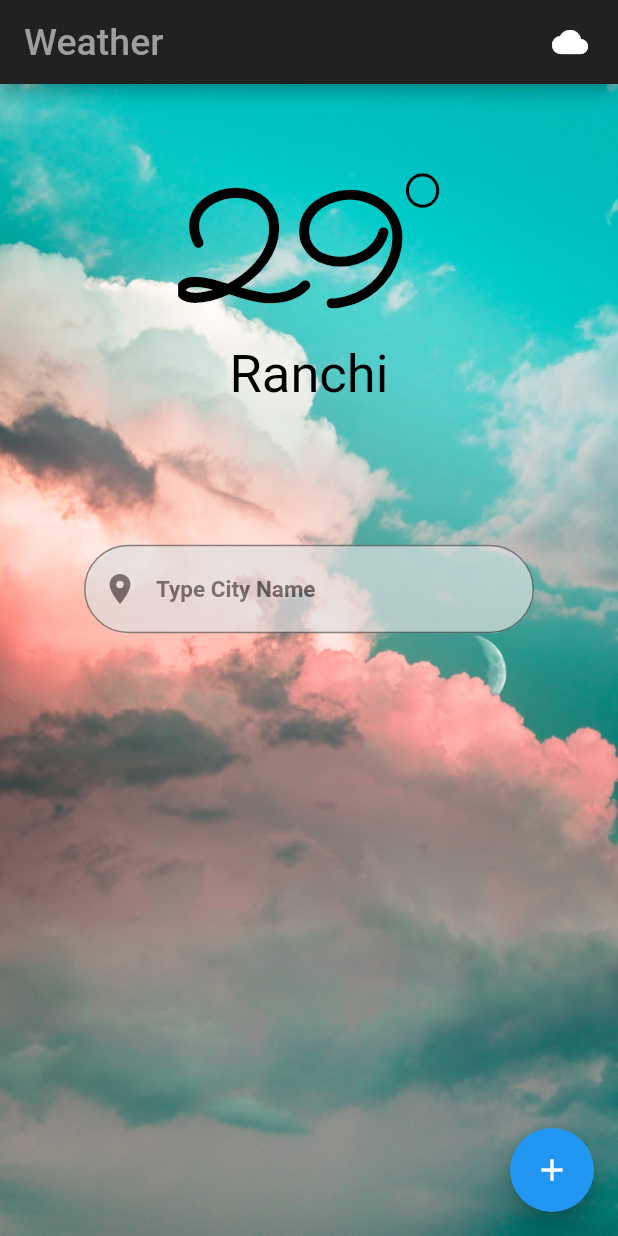
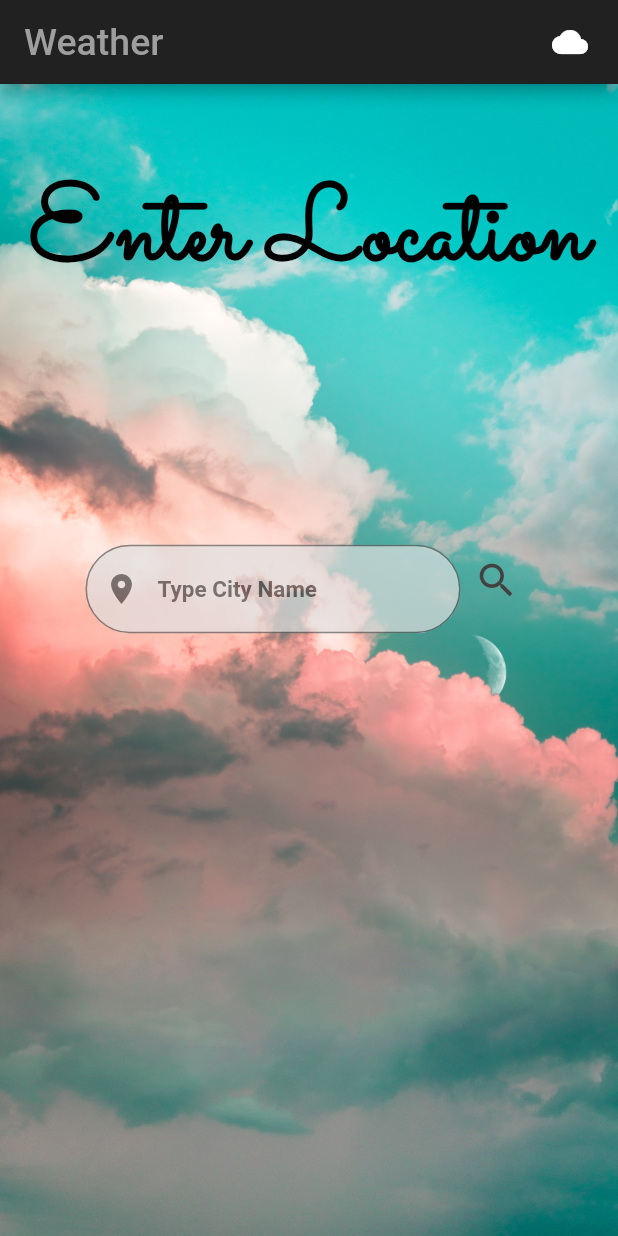
Before and after one commit to satyamkant/CloudBurst, a Flutter app: the screen it shows after launch, on a phone screen of 412 x 824 dp. Run offline on Flutter 3.47's test engine with Material 2 defaults, Android fonts, the phone set to English and light mode, and no system bars; our stand-ins replace flutter_spinkit; Roboto replaces fonts that are missing (Roboto-Light).

Commit message:
created the first weather app

```diff
--- a/lib/customwidgets.dart
+++ b/lib/customwidgets.dart
@@ -1,21 +1,58 @@
 // ignore_for_file: camel_case_types
 
 import 'package:flutter/material.dart';
+import 'package:CloudBurst/pages/loading.dart';
 
-class Custom_Search_Bar extends StatelessWidget {
-  const Custom_Search_Bar({
-    Key? key,
-  }) : super(key: key);
+class Custom_Search_Bar extends StatefulWidget {
+  String? incoming;
+  Custom_Search_Bar({required this.incoming});
+
+  @override
+  State<Custom_Search_Bar> createState() =>
+      _Custom_Search_BarState(str: incoming);
+}
+
+class _Custom_Search_BarState extends State<Custom_Search_Bar> {
+  String? str;
+  _Custom_Search_BarState({required this.str});
+
+  final TextEditingController _controller = TextEditingController();
+
+  // @override
+  // void initState() {
+  //   super.initState();
+  //   _controller.addListener(() {
+  //     final String text = _controller.text.toLowerCase();
+  //     _controller.value = _controller.value.copyWith(
+  //       text: text,
+  //       selection:
+  //           TextSelection(baseOffset: text.length, extentOffset: text.length),
+  //       composing: TextRange.empty,
+  //     );
+  //   });
+  // }
+
+  void dispose() {
+    // Clean up the controller when the widget is disposed.
+    _controller.dispose();
+    super.dispose();
+  }
 
   @override
   Widget build(BuildContext context) {
-    return SizedBox(
-      width: 300,
+    return Row(
+      mainAxisAlignment: MainAxisAlignment.center,
+      crossAxisAlignment: CrossAxisAlignment.start,
+      children: [
+        SizedBox(
+          width: 250,
+          height: 60,
           child: Opacity(
             opacity: 0.7,
             child: TextField(
+              controller: _controller,
               decoration: InputDecoration(
-            hintText: 'Type City Name',
+                hintText: str,
                 hintStyle: TextStyle(
                   color: Colors.grey[800],
                   fontSize: 15.0,
@@ -34,48 +71,31 @@ class Custom_Search_Bar extends StatelessWidget {
               ),
             ),
           ),
+        ),
+        IconButton(
+            onPressed: () {
+              //   Navigator.pushReplacementNamed(context, '/loading',
+              //       arguments: {myController});
+              // Navigator.push(
+              //     context, MaterialPageRoute(builder: (context) => Loading()));
+              // Navigator.pushReplacementNamed(
+              //   context,
+              //   '/loading',
+              // );
+
+              Navigator.pushReplacement(
+                  context,
+                  MaterialPageRoute(
+                      builder: (context) => Loading(
+                            incoming: _controller.text,
+                          )));
+            },
+            icon: Icon(
+              Icons.search,
+              size: 30,
+              color: Colors.grey[800],
+            ))
+      ],
     );
   }
 }
-
-class ScriptText extends StatelessWidget {
-  final TextStyle? normalTxtStyle;
-  final String? normalTxt;
-
-  final String? supTxt;
-  final TextStyle? supTxtStyle;
-  final Offset? supOffset;
-
-  ScriptText({
-    required this.normalTxt,
-    required this.supTxt,
-    this.normalTxtStyle,
-    this.supTxtStyle,
-    this.supOffset,
-  });
-
-  @override
-  Widget build(BuildContext context) {
-    return RichText(
-      text: TextSpan(
-        children: [
-          TextSpan(
-            text: normalTxt,
-            style: normalTxtStyle ??
-                const TextStyle(fontSize: 25, color: Colors.black),
-          ),
-          WidgetSpan(
-            child: Transform.translate(
-              offset: supOffset ?? const Offset(0.0, -8.0),
-              child: Text(
-                '$supTxt',
-                style: supTxtStyle ??
-                    const TextStyle(fontSize: 18, color: Colors.black),
-              ),
-            ),
-          ),
-        ],
-      ),
-    );
-  }
-}
--- a/lib/main.dart
+++ b/lib/main.dart
@@ -1,11 +1,13 @@
 import 'package:flutter/material.dart';
 import 'package:CloudBurst/pages/home.dart';
 import 'package:CloudBurst/pages/loading.dart';
+import 'package:CloudBurst/splash.dart';
 
 void main() => runApp(MaterialApp(
-      initialRoute: '/home',
+      initialRoute: '/splash',
       routes: {
         '/loading': (context) => Loading(),
+        '/splash': (context) => SplashScreen(),
         '/home': (context) => Home(),
       },
     ));
--- a/lib/pages/home.dart
+++ b/lib/pages/home.dart
@@ -8,18 +8,19 @@ class Home extends StatefulWidget {
 }
 
 class _HomeState extends State<Home> {
+  Map data = {};
+  Map tmp = {};
+
   @override
   Widget build(BuildContext context) {
+    data = (ModalRoute.of(context)!.settings.arguments == null)
+        ? tmp
+        : ModalRoute.of(context)!.settings.arguments as Map;
+
     return Scaffold(
       //to avoid resizing when keyboard opens...
       resizeToAvoidBottomInset: false,
       backgroundColor: Colors.grey[800],
-      floatingActionButton: FloatingActionButton(
-        onPressed: () {
-          Navigator.pushNamed(context, '/loading');
-        },
-        child: const Icon(Icons.add),
-      ),
 
       //app bar starts here...
       appBar: AppBar(
@@ -62,22 +63,46 @@ class _HomeState extends State<Home> {
                         flex: 2,
                         child: Container(
                           padding: const EdgeInsets.fromLTRB(0, 50, 0, 0),
-                          child: ScriptText(
-                            normalTxt: '29',
-                            normalTxtStyle: const TextStyle(
+                          child: Row(
+                            children: [
+                              Container(
+                                child: RichText(
+                                  text: TextSpan(
+                                    text: (data['temperature'] != 'Invalid' &&
+                                            data['temperature'] != null)
+                                        ? data['temperature']
+                                        : 'Enter Location',
+                                    style: const TextStyle(
                                       fontFamily: 'Sacramento',
-                              fontSize: 100,
+                                      fontSize: 70,
+                                      fontWeight: FontWeight.bold,
                                       color: Colors.black,
-                              fontWeight: FontWeight.bold,
                                     ),
-                            supTxt: '0',
-                            supOffset: const Offset(0, -50.0),
-                            supTxtStyle: const TextStyle(
+                                  ),
+                                ),
+                              ),
+                              RichText(
+                                text: TextSpan(children: [
+                                  WidgetSpan(
+                                    child: Transform.translate(
+                                      offset: const Offset(0.0, -30.0),
+                                      child: Text(
+                                        (data['unit'] != 'Invalid' &&
+                                                data['unit'] != null)
+                                            ? '0'
+                                            : '',
+                                        style: const TextStyle(
                                           fontFamily: 'Sacramento',
                                           fontSize: 30,
+                                          fontWeight: FontWeight.bold,
                                           color: Colors.black,
-                              fontWeight: FontWeight.bold,
                                         ),
+                                      ),
+                                    ),
+                                  ),
+                                ]),
+                              )
+                            ],
                           ),
                         ),
                       ),
@@ -86,11 +111,14 @@ class _HomeState extends State<Home> {
                         child: Container(
                           padding: const EdgeInsets.all(20),
                           child: RichText(
-                            text: const TextSpan(
+                            text: TextSpan(
                               children: [
                                 TextSpan(
-                                  text: 'Ranchi',
-                                  style: TextStyle(
+                                  text: (data['location'] != 'Invalid' &&
+                                          data['location'] != null)
+                                      ? data['location']
+                                      : '',
+                                  style: const TextStyle(
                                     fontFamily: 'Roboto-Light',
                                     fontSize: 35,
                                     fontWeight: FontWeight.normal,
@@ -109,7 +137,10 @@ class _HomeState extends State<Home> {
             ),
             Expanded(
               flex: 3,
-              child: Custom_Search_Bar(),
+              child: Custom_Search_Bar(
+                  incoming: (data['location'] == 'Invalid')
+                      ? 'Invalid Location'
+                      : 'Type City Name'),
             ),
           ],
         ),
--- a/lib/pages/loading.dart
+++ b/lib/pages/loading.dart
@@ -3,19 +3,29 @@ import 'package:flutter_spinkit/flutter_spinkit.dart';
 import 'package:CloudBurst/services/Weather_Api_Fetch.dart';
 
 class Loading extends StatefulWidget {
-  const Loading({Key? key}) : super(key: key);
-
+  // const Loading({Key? key}) : super(key: key);
+  String? incoming;
+  Loading({this.incoming});
   @override
-  _LoadingState createState() => _LoadingState();
+  _LoadingState createState() => _LoadingState(userinput: incoming);
 }
 
 class _LoadingState extends State<Loading> {
+  String? userinput = 'ranchi';
+
+  _LoadingState({this.userinput});
+
   void makeRequest() async {
-    weatherdata request = weatherdata(location: 'delhi');
+    weatherdata request = weatherdata(location: userinput);
     await request.getweather();
-    print(request.temp);
-    print(request.country);
-    print(request.location);
+
+    Navigator.pushReplacementNamed(context, '/home', arguments: {
+      'temperature': (request.location == 'Invalid') ? 'Invalid' : request.temp,
+      'country': (request.location == 'Invalid') ? 'Invalid' : request.country,
+      'location':
+          (request.location == 'Invalid') ? 'Invalid' : request.location,
+      'unit': (request.location == 'Invalid') ? 'Invalid' : 'celsius',
+    });
   }
 
   @override
--- a/pubspec.yaml
+++ b/pubspec.yaml
@@ -35,6 +35,7 @@ dependencies:
   cupertino_icons: ^1.0.2
   http: ^0.13.3
   flutter_spinkit: ^5.1.0
+  auto_size_text: ^3.0.0-nullsafety.0
 
 dev_dependencies:
   flutter_test:
```
Also changed, not shown: lib/services/Weather_Api_Fetch.dart (+16 -16 lines), lib/splash.dart (added, +36 -0 lines), lib/pages/location.dart (deleted), pubspec.lock, 1 other file. Lines whose indentation alone changed are shown as unchanged.
